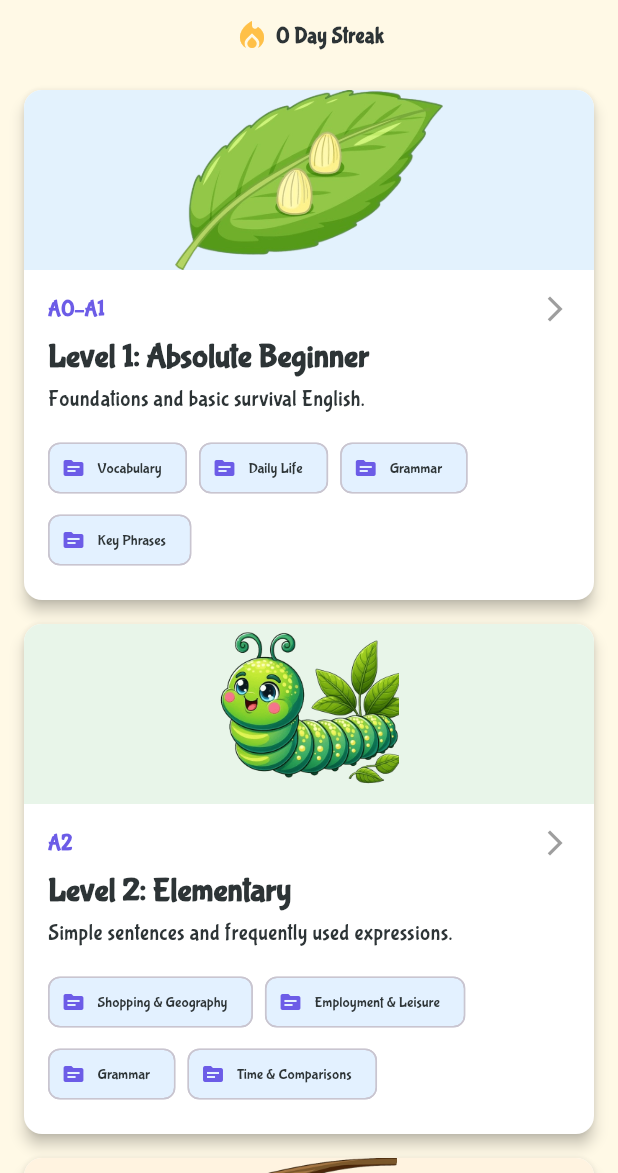
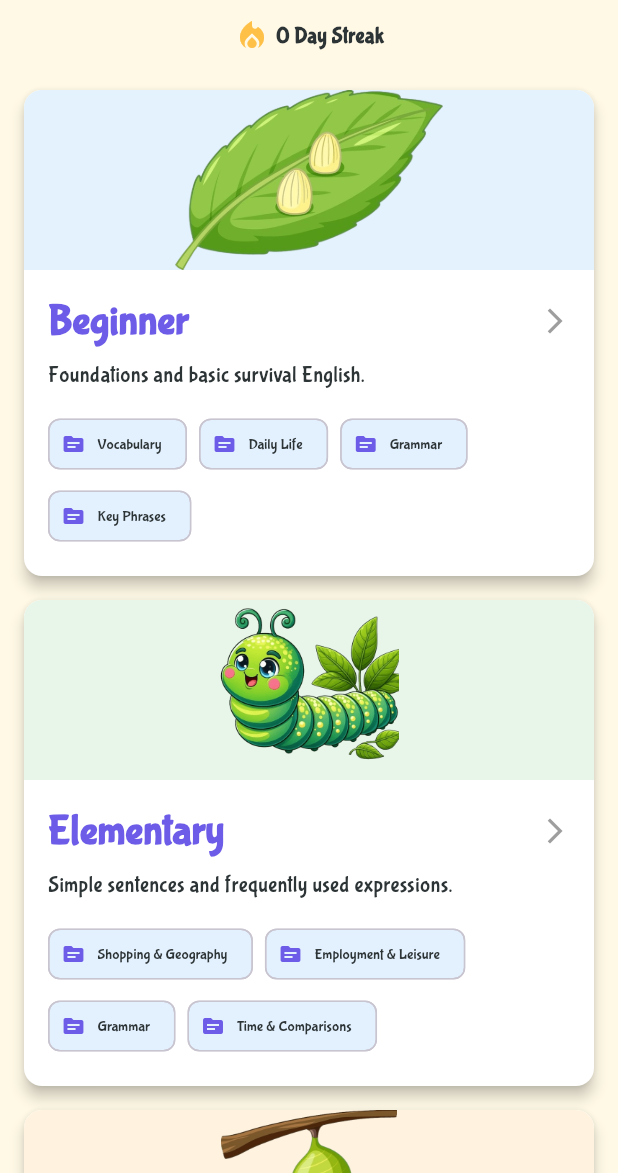
Before and after one commit to dakhaki/ezlang-flutter, a Flutter app: the screen it shows after launch, on a phone screen of 412 x 824 dp, the part 63-1236 px from its top. Run offline on Flutter 3.47's test engine with Material 3 defaults, Android fonts, the phone set to English and light mode, and no system bars; our stand-ins replace audioplayers, cached_network_image, chewie, confetti, flutter_tts, fpdart and 6 more; missing offline and left inert: syncfusion_flutter_pdfviewer.

Commit message:
adjust title and hide cefrCode

```diff
--- a/assets/data/curriculum.json
+++ b/assets/data/curriculum.json
@@ -2,7 +2,7 @@
   "levels": [
     {
       "id": "level_1",
-      "title": "Level 1: Absolute Beginner",
+      "title": "Beginner",
       "cefrCode": "A0–A1",
       "description": "Foundations and basic survival English.",
       "imageUrl": "https://dummyimage.com/600x400/92c952/ffffff",
@@ -75,7 +75,7 @@
     },
     {
       "id": "level_2",
-      "title": "Level 2: Elementary",
+      "title": "Elementary",
       "cefrCode": "A2",
       "description": "Simple sentences and frequently used expressions.",
       "imageUrl": "https://dummyimage.com/600x400/771796/ffffff",
@@ -142,7 +142,7 @@
     },
     {
       "id": "level_3",
-      "title": "Level 3: Intermediate",
+      "title": "Intermediate",
       "cefrCode": "B1–B2",
       "description": "Independent communication and expressing opinions.",
       "imageUrl": "https://dummyimage.com/600x400/24f355/ffffff",
@@ -209,7 +209,7 @@
     },
     {
       "id": "level_4",
-      "title": "Level 4: Advanced",
+      "title": "Advanced",
       "cefrCode": "C1–C2",
       "description": "Fluency, nuance, and professional/academic use.",
       "imageUrl": "https://dummyimage.com/600x400/d32776/ffffff",
--- a/lib/presentation/home/view/home_view.dart
+++ b/lib/presentation/home/view/home_view.dart
@@ -124,11 +124,13 @@ class _LevelCard extends StatelessWidget {
                     mainAxisAlignment: MainAxisAlignment.spaceBetween,
                     children: [
                       Text(
-                        level.cefrCode,
-                        style: Theme.of(context).textTheme.labelLarge?.copyWith(
-                          color: Theme.of(context).primaryColor,
-                          fontWeight: FontWeight.bold,
-                        ),
+                        // '${level.title} - ${level.cefrCode}',
+                        '${level.title}',
+                        style: Theme.of(context).textTheme.headlineMedium
+                            ?.copyWith(
+                              color: Theme.of(context).primaryColor,
+                              fontWeight: FontWeight.bold,
+                            ),
                       ),
                       Obx(() {
                         final isCompleted = controller.completedLevels.contains(
@@ -145,11 +147,11 @@ class _LevelCard extends StatelessWidget {
                     ],
                   ),
                   const SizedBox(height: 8),
-                  Text(
-                    level.title,
-                    style: Theme.of(context).textTheme.titleLarge,
-                  ),
-                  const SizedBox(height: 4),
+                  // Text(
+                  //   '${level.title}', // '${level.title} [${level.cefrCode}]',
+                  //   style: Theme.of(context).textTheme.titleLarge,
+                  // ),
+                  // const SizedBox(height: 4),
                   Text(
                     level.description,
                     style: Theme.of(context).textTheme.bodyMedium,
```
Also changed, not shown: lib/presentation/lesson/view/lesson_detail_view.dart (+28 -21 lines).
